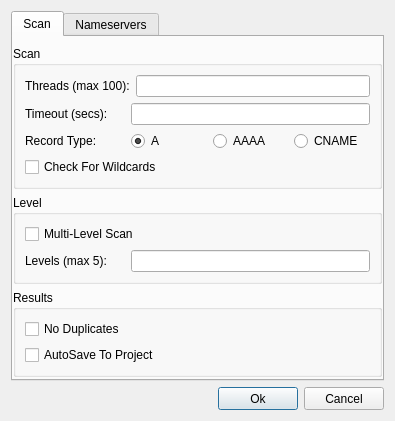
3nock/OTE, file sub3suite/src/Dialogs/ActiveConfigDialog.ui: the form before one commit.
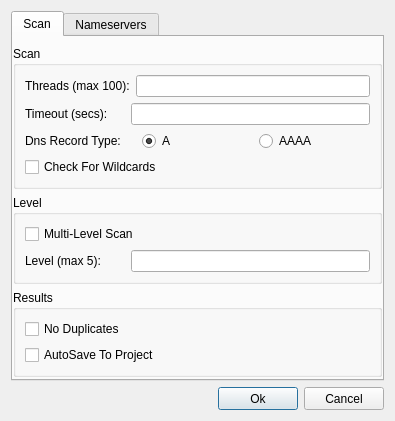
The form after the commit. Custom widgets are drawn as their Qt base class.

```diff
--- a/sub3suite/src/Dialogs/ActiveConfigDialog.ui
+++ b/sub3suite/src/Dialogs/ActiveConfigDialog.ui
@@ -102,7 +102,7 @@
                </size>
               </property>
               <property name="text">
-               <string>Record Type:</string>
+               <string>Dns Record Type:</string>
               </property>
              </widget>
             </item>
@@ -123,13 +123,6 @@
               </property>
              </widget>
             </item>
-            <item>
-             <widget class="QRadioButton" name="radioButtonCNAME">
-              <property name="text">
-               <string>CNAME</string>
-              </property>
-             </widget>
-            </item>
            </layout>
           </item>
           <item>
@@ -166,7 +159,7 @@
                </size>
               </property>
               <property name="text">
-               <string>Levels (max 5):</string>
+               <string>Level (max 5):</string>
               </property>
              </widget>
             </item>
```
